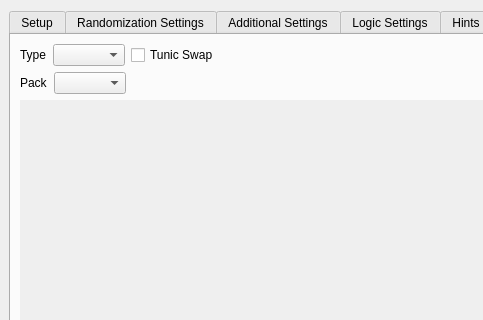
This is gui/randogui.ui in ssrando/ssrando as Qt 5 draws it before an edit; both pictures show x 0 to 483 and y 0 to 320 of the 1096 by 738 pixel window. The edited form follows.
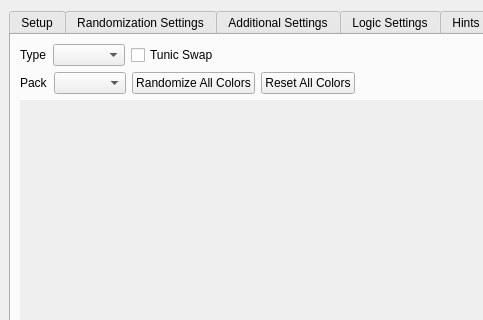
This is the edited form.

Patch:
```diff
--- a/gui/randogui.ui
+++ b/gui/randogui.ui
@@ -2206,6 +2206,20 @@
               </property>
              </widget>
             </item>
+            <item>
+             <widget class="QPushButton" name="button_randomize_all_colors">
+              <property name="text">
+               <string>Randomize All Colors</string>
+              </property>
+             </widget>
+            </item>
+            <item>
+             <widget class="QPushButton" name="button_reset_all_colors">
+              <property name="text">
+               <string>Reset All Colors</string>
+              </property>
+             </widget>
+            </item>
             <item>
              <spacer name="horizontalSpacer_2">
               <property name="orientation">
```
Left out of the diff: 2 changed lines with no effect on the pictures.
